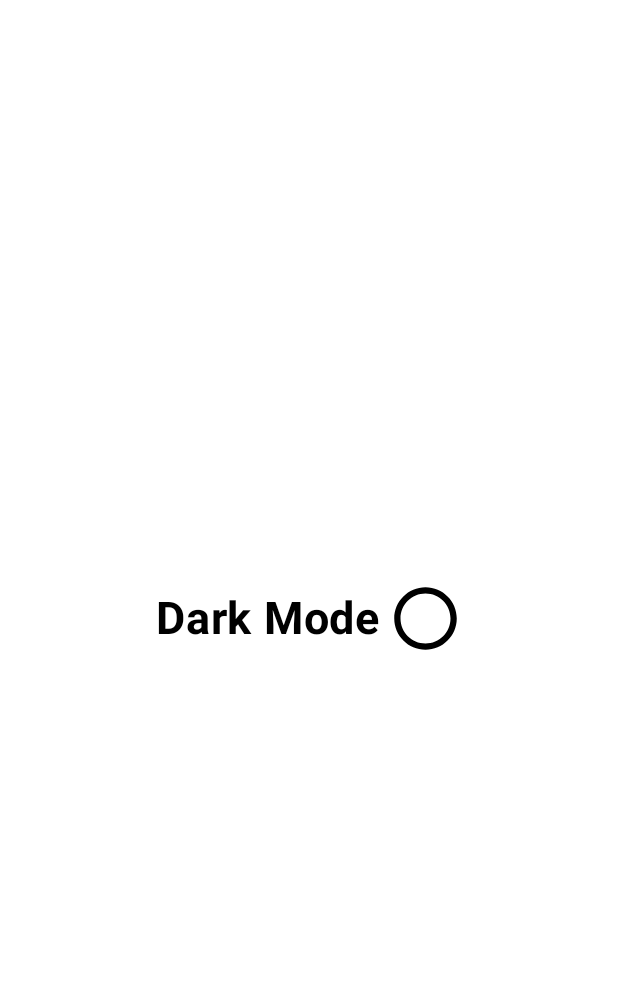
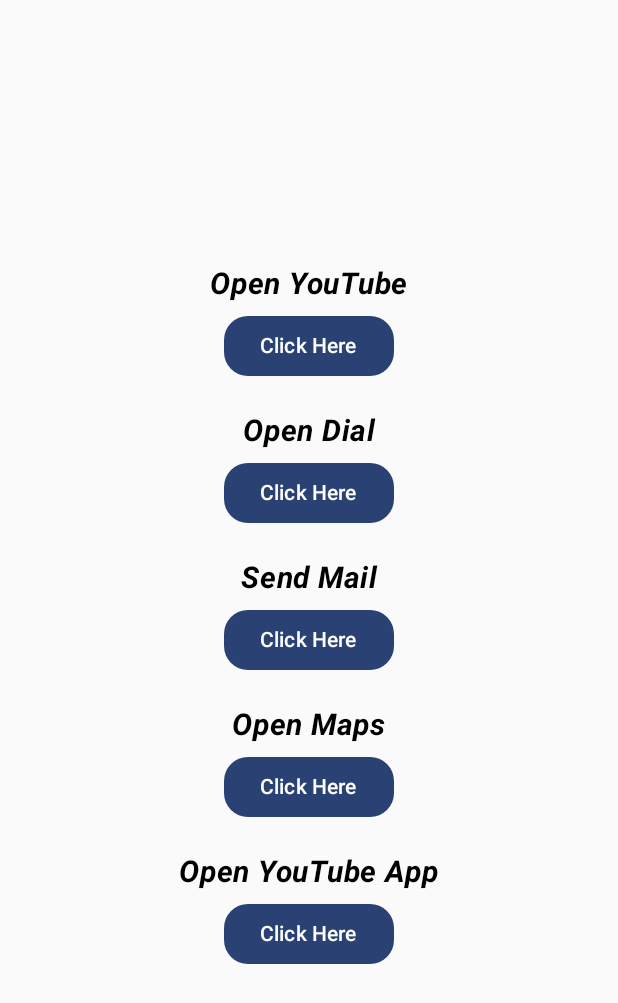
Before and after one commit to alvinbenedict2411-web/kotlin-compose-sandbox, an Android app built with Jetpack Compose: the screen it shows after launch (MainActivity), on a phone screen of 412 x 824 dp. Shown: the top 1003 px of the screen. Run offline under Robolectric (Android 15) with nearby library versions, the phone set to English and light mode, and no system bars.

Commit message:
Implicit Intents

```diff
--- a/app/src/main/java/com/example/learningnewconepts/MainActivity.kt
+++ b/app/src/main/java/com/example/learningnewconepts/MainActivity.kt
@@ -12,6 +12,7 @@ import androidx.compose.runtime.Composable
 import androidx.compose.ui.Modifier
 import androidx.compose.ui.tooling.preview.Preview
 import androidx.lifecycle.viewmodel.compose.viewModel
+import com.example.learningnewconepts.Screens.IntentsScreen
 import com.example.learningnewconepts.Screens.SharePref
 import com.example.learningnewconepts.Screens.TestingScreen
 import com.example.learningnewconepts.ViewModels.Sharedprefviewmodel
@@ -26,7 +27,7 @@ class MainActivity : ComponentActivity() {
                 val viewmodel: Sharedprefviewmodel= viewModel{
                     Sharedprefviewmodel(application)
                 }
-                SharePref(viewmodel)
+                IntentsScreen()
             }
         }
     }
--- /dev/null
+++ b/app/src/main/java/com/example/learningnewconepts/Screens/IntentsScreen.kt
@@ -0,0 +1,140 @@
+package com.example.learningnewconepts.Screens
+
+import android.content.Context
+import android.content.Intent
+import android.net.Uri
+import android.widget.Toast
+import androidx.compose.foundation.layout.Arrangement
+import androidx.compose.foundation.layout.Box
+import androidx.compose.foundation.layout.Column
+import androidx.compose.foundation.layout.Spacer
+import androidx.compose.foundation.layout.fillMaxSize
+import androidx.compose.foundation.layout.height
+import androidx.compose.foundation.layout.padding
+import androidx.compose.foundation.layout.size
+import androidx.compose.foundation.shape.RoundedCornerShape
+import androidx.compose.material3.Button
+import androidx.compose.material3.ButtonDefaults
+import androidx.compose.material3.Text
+import androidx.compose.runtime.Composable
+import androidx.compose.ui.Alignment
+import androidx.compose.ui.Modifier
+import androidx.compose.ui.platform.LocalContext
+import androidx.compose.ui.text.font.FontStyle
+import androidx.compose.ui.text.font.FontWeight
+import androidx.compose.ui.unit.dp
+import androidx.compose.ui.unit.sp
+
+@Composable
+fun IntentsScreen() {
+    val context= LocalContext.current
+    Box(modifier= Modifier.fillMaxSize()) {
+        Column(modifier = Modifier.fillMaxSize()
+            .padding(16.dp),
+            horizontalAlignment = Alignment.CenterHorizontally,
+            verticalArrangement = Arrangement.spacedBy(5.dp, Alignment.CenterVertically)) {
+            Text("Open YouTube",
+                fontWeight = FontWeight.Bold,
+                fontSize = 20.sp,
+                fontStyle = FontStyle.Italic)
+            Button(onClick = {
+                val intent= Intent(Intent.ACTION_VIEW).apply {
+                    data= Uri.parse("https://www.youtube.com/")
+                    context.startActivity(this)
+                }
+            },
+                shape = RoundedCornerShape(16.dp),
+
+            ) {
+                Text("Click Here")
+            }
+            Spacer(modifier = Modifier.height(10.dp))
+            Text("Open Dial",
+                fontWeight = FontWeight.Bold,
+                fontSize = 20.sp,
+                fontStyle = FontStyle.Italic)
+            Button(onClick = {
+                val intent= Intent(Intent.ACTION_DIAL).apply {
+                    data= Uri.parse("tel:+9845310315")
+                    try{
+                        context.startActivity(this)
+                    }
+                    catch (e: Exception){
+                    println(e)
+                    }
+
+                }
+                },
+                shape = RoundedCornerShape(16.dp),
+
+                ) {
+                Text("Click Here")
+            }
+            Spacer(modifier = Modifier.height(10.dp))
+            Text("Send Mail",
+                fontWeight = FontWeight.Bold,
+                fontSize = 20.sp,
+                fontStyle = FontStyle.Italic)
+            Button(onClick = {
+               val intent= Intent(Intent.ACTION_SEND).apply {
+                   type="text/plain"
+                   putExtra(Intent.EXTRA_SUBJECT,"I am sending to test")
+                   putExtra(Intent.EXTRA_TEXT,"Hello There")
+               }
+                val messegeselector= Intent.createChooser(intent,"Share via")
+                context.startActivity(messegeselector)
+            },
+                shape = RoundedCornerShape(16.dp),
+
+                ) {
+                Text("Click Here")
+            }
+            Spacer(modifier = Modifier.height(10.dp))
+            Text("Open Maps",
+                fontWeight = FontWeight.Bold,
+                fontSize = 20.sp,
+                fontStyle = FontStyle.Italic)
+            Button(onClick = {
+                val intent= Intent(Intent.ACTION_VIEW).apply {
+                    data= Uri.parse("geo:Hubballi, Karnataka, India")
+                    try {
+                        context.startActivity(this)
+                    }
+                    catch (e: Exception){
+                        Toast.makeText(context,"${e}", Toast.LENGTH_SHORT).show()
+                    }
+
+                }
+                val messegeselector= Intent.createChooser(intent,"Share via")
+                context.startActivity(messegeselector)
+            },
+                shape = RoundedCornerShape(16.dp),
+
+                ) {
+                Text("Click Here")
+            }
+            Spacer(modifier = Modifier.height(10.dp))
+            Text("Open YouTube App",
+                fontWeight = FontWeight.Bold,
+                fontSize = 20.sp,
+                fontStyle = FontStyle.Italic)
+            Button(onClick = {
+                val intent=Intent(Intent.ACTION_MAIN).apply {
+                    setPackage("com.google.android.youtube")
+                    context.startActivity(this)
+                    try {
+                        context.startActivity(this)
+                    }
+                    catch (e: Exception){
+                        Toast.makeText(context,"${e}", Toast.LENGTH_SHORT).show()
+                    }
+                }
+            },
+                shape = RoundedCornerShape(16.dp),
+
+                ) {
+                Text("Click Here")
+            }
+        }
+    }
+}
```
